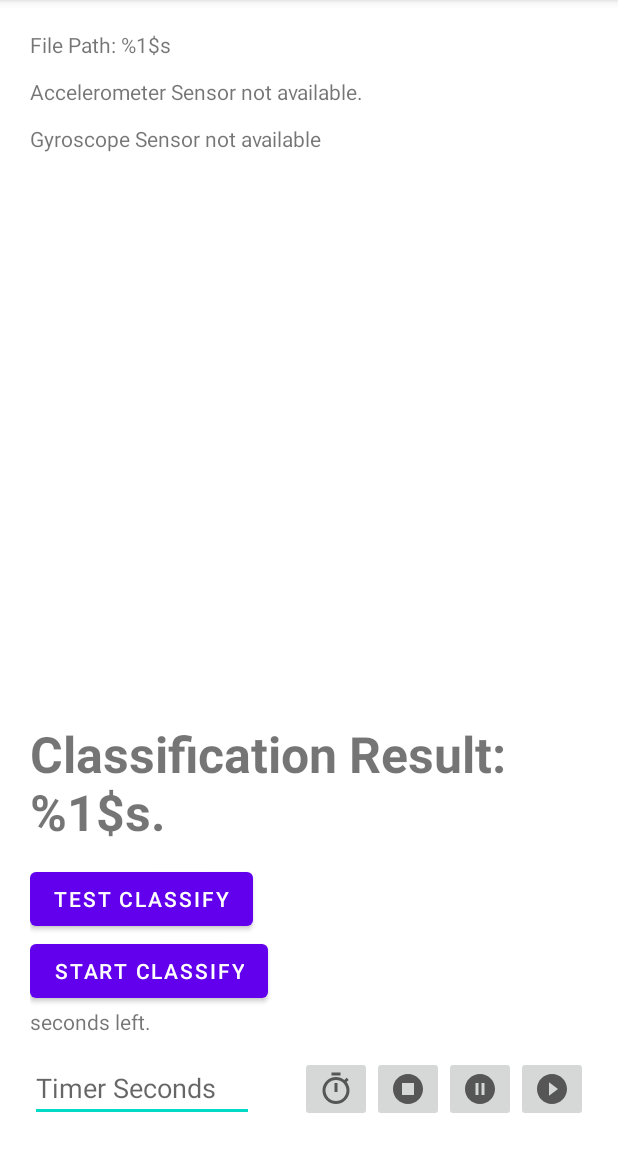
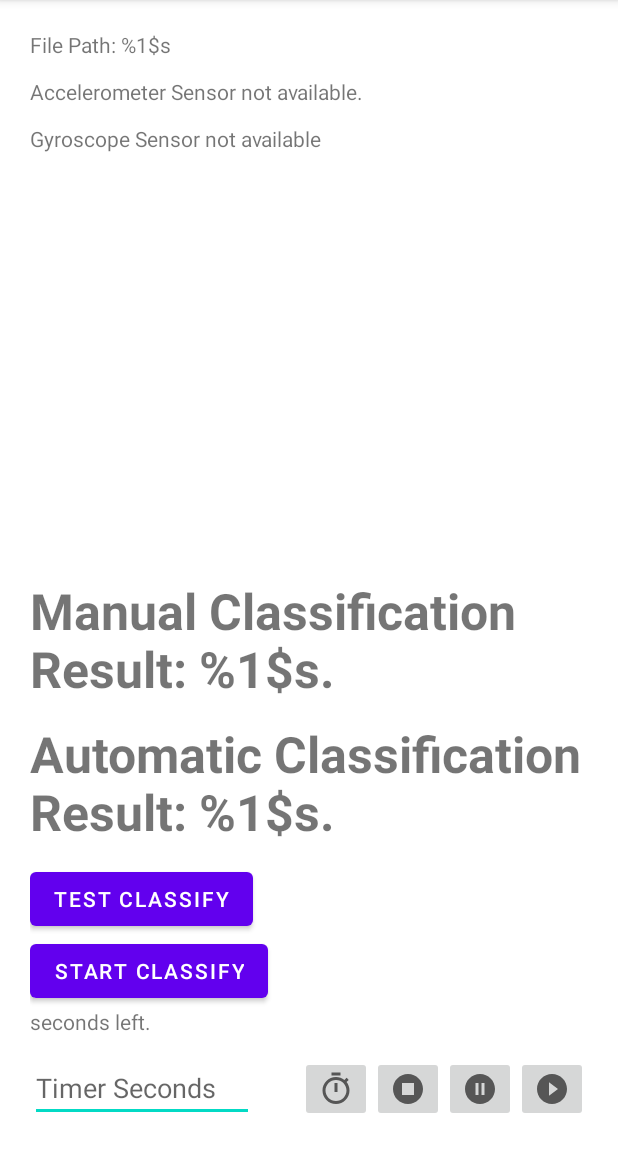
Before and after one commit to leschtz/mcl-activity-monitoring, an Android app: the screen it shows after launch (MainActivity), on a phone screen of 412 x 824 dp, the part 84-1236 px from its top. Run offline under Robolectric (Android 15) with nearby library versions, the light colour scheme and no system bars.

Commit message:
adding manual mode parallel to automatic mode

```diff
--- a/app/src/main/java/com/example/activitymonitoring/MainActivity.java
+++ b/app/src/main/java/com/example/activitymonitoring/MainActivity.java
@@ -168,23 +168,18 @@ public class MainActivity extends AppCompatActivity implements SensorEventListen
                 System.out.println("Classification result is : " + result);
             }
         });
-                        /*
 
         Button classifyBtn = findViewById(R.id.classify_start_button);
         classifyBtn.setOnClickListener(new View.OnClickListener() {
             @Override
             public void onClick(View view) {
-                return;
                 if (dataLogger != null) {
-                    Map<String, Map<Long, float[]>> dlData = dataLogger.collect();
                     if (dataProcessor != null) {
+                        //Map<String, Map<Long, float[]>> dlData = dataLogger.collect();
 
-                        dataProcessor.addRawData(dlData);
-                        double[] knnData = dataProcessor.getKnnData(new AverageStrategy());
-                        for (double x : knnData
-                        ) {
-                            System.out.println(x);
-                        }
+                        //dataProcessor.addRawData(dlData);
+                        // gets the last 10 seconds to classify
+                        double[] knnData = dataProcessor.getKnnData(new AverageStrategy(), 10 * 1000);
 
                         int knnResult = -1;
                         if (classifier != null) {
@@ -193,15 +188,15 @@ public class MainActivity extends AppCompatActivity implements SensorEventListen
                             System.out.println(knnResult);
                         }
 
-                        TextView classification_result = findViewById(R.id.str_classification_result);
-                        classification_result.setText(getResources().getString(R.string.classification_result, getActivityByNumber(knnResult)));
+                        TextView classification_result = findViewById(R.id.man_classification_result);
+                        classification_result.setText(getResources().getString(R.string.manual_classification_result, getActivityByNumber(knnResult)));
                     }
 
                 }
             }
         });
-        */
-        this.classifier = new KNNClassifier(7, 7, readFile());
+
+        this.classifier = new KNNClassifier(13, 7, readFile());
     }
 
     @Override
@@ -249,7 +244,7 @@ public class MainActivity extends AppCompatActivity implements SensorEventListen
 
         if (this.dataLogger != null) {
             Map<String, Map<Long, float[]>> dlData = dataLogger.collect();
-            if (this.dataProcessor != null  && dlData.size() > 0) {
+            if (this.dataProcessor != null && dlData.size() > 0) {
                 this.dataProcessor.addRawData(dlData);
             }
         }
@@ -261,7 +256,7 @@ public class MainActivity extends AppCompatActivity implements SensorEventListen
 
                     this.dataProcessor.addRawData(dlData);
                     double[] knnData = this.dataProcessor.getKnnData(new AverageStrategy());
-                    for(double d : knnData) {
+                    for (double d : knnData) {
                         System.out.print(d + "\t");
                     }
                     System.out.println();
--- a/app/src/main/res/layout/activity_main.xml
+++ b/app/src/main/res/layout/activity_main.xml
@@ -52,6 +52,17 @@
         android:textStyle="bold"
         android:textSize="50px"
         app:layout_constraintBottom_toTopOf="@id/classify_button_test"
+        app:layout_constraintLeft_toLeftOf="parent" />
+
+    <TextView
+        android:id="@+id/man_classification_result"
+        android:layout_width="wrap_content"
+        android:layout_height="wrap_content"
+        android:layout_marginBottom="12dp"
+        android:text="@string/manual_classification_result"
+        android:textStyle="bold"
+        android:textSize="50px"
+        app:layout_constraintBottom_toTopOf="@id/str_classification_result"
         app:layout_constraintLeft_toLeftOf="parent" />
 
     <EditText
--- a/app/src/main/res/values/strings.xml
+++ b/app/src/main/res/values/strings.xml
@@ -17,5 +17,6 @@
     <string name="toast_stop_recording">Stopped Recording</string>
     <string name="toast_activity_failed">Activity Failed</string>
 
-    <string name="classification_result">Classification Result: %1$s.</string>
+    <string name="classification_result">Automatic Classification Result: %1$s.</string>
+    <string name="manual_classification_result">Manual Classification Result: %1$s.</string>
 </resources>
```
